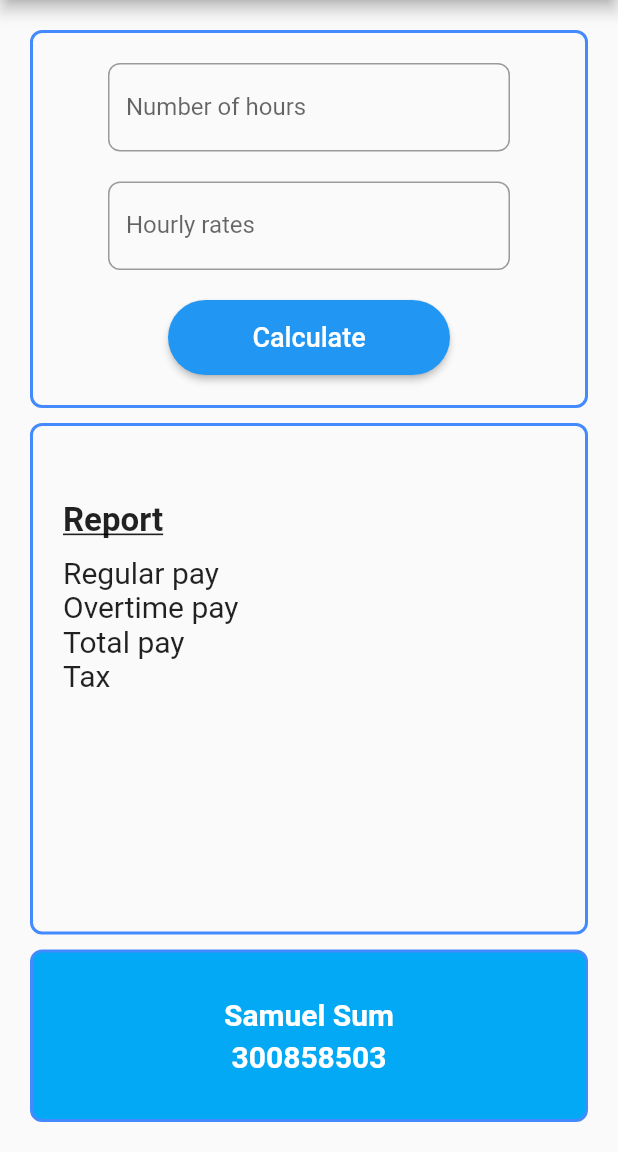
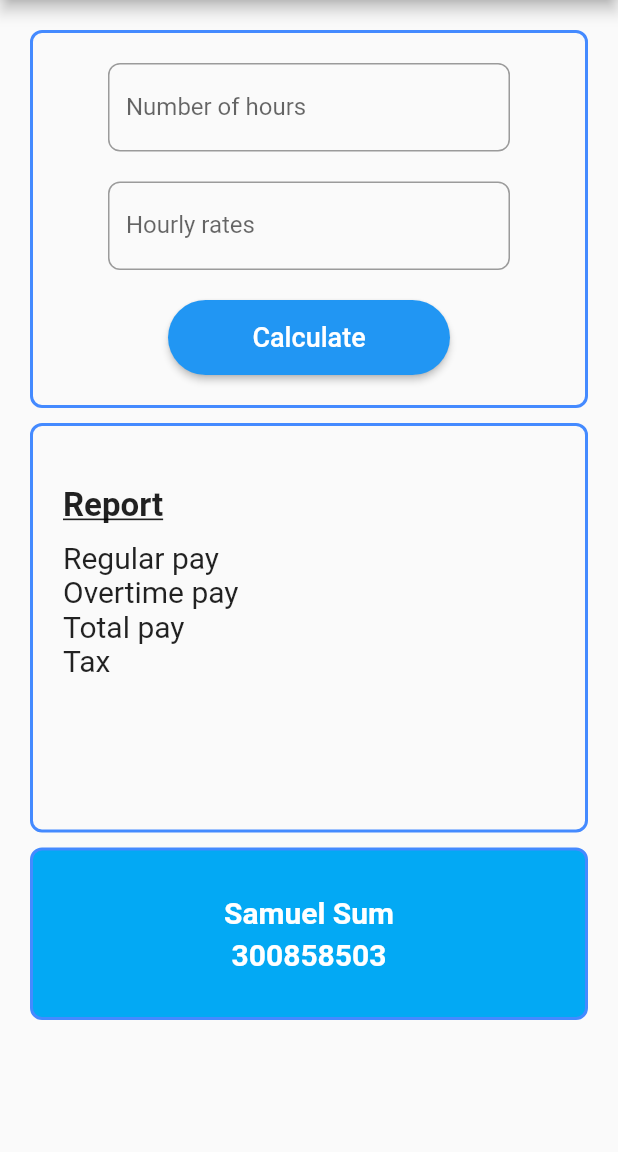
Before and after one commit to sam-sum/mapd722_pay_calculator, a Flutter app: the screen it shows after launch, on a phone screen of 412 x 824 dp, the part 84-1236 px from its top. Run offline on Flutter 3.47's test engine with Material 2 defaults, Android fonts, the phone set to English and light mode, and no system bars.

```diff
--- a/lib/main.dart
+++ b/lib/main.dart
@@ -52,12 +52,17 @@ class MyApp extends StatelessWidget {
             appBar: AppBar(
               title: const Text("MAPD722 Pay Calculator"),
             ),
-            body: Column(
-              children: const [
-                FormPanel(),
-                OutputPanel(),
-                AboutPanel(),
-              ],
+            body: SingleChildScrollView(
+              child: SizedBox(
+                height: 700,
+                child: Column(
+                  children: const [
+                    FormPanel(),
+                    OutputPanel(),
+                    AboutPanel(),
+                  ],
+                ),
+              ),
             ),
           ),
         ),
@@ -210,7 +215,7 @@ class _OutputPanelState extends State<OutputPanel> {
       child: Container(
           width: double.infinity,
           margin: const EdgeInsets.fromLTRB(20.0, 0.0, 20.0, 10.0),
-          padding: const EdgeInsets.fromLTRB(20.0, 50.0, 20.0, 20.0),
+          padding: const EdgeInsets.fromLTRB(20.0, 40.0, 20.0, 20.0),
           decoration: BoxDecoration(
               borderRadius: BorderRadius.circular(8),
               border: Border.all(
```
